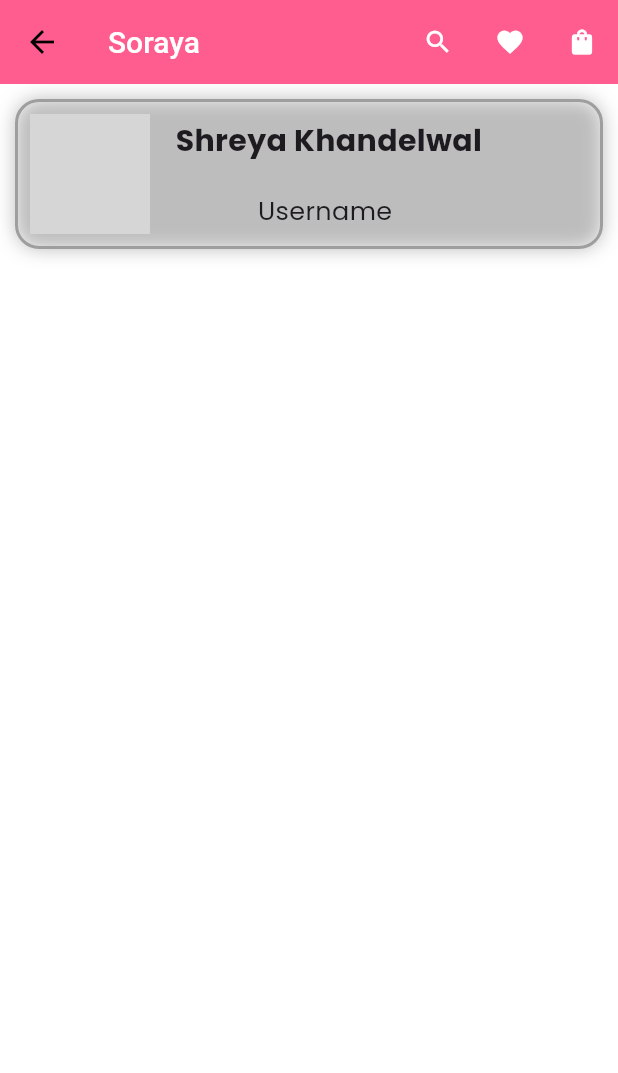
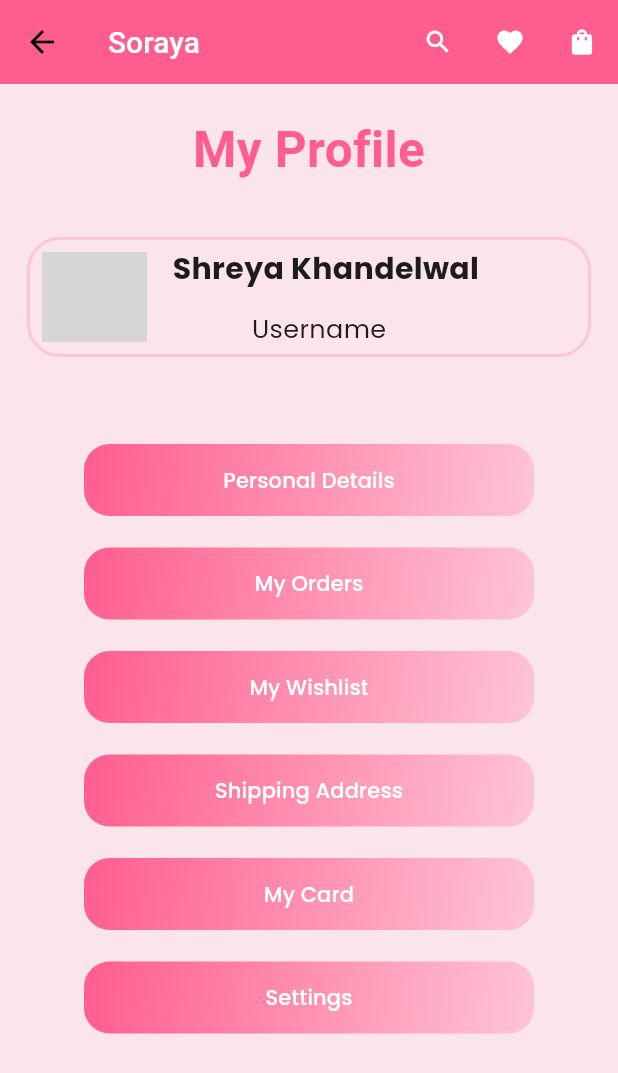
Before and after one commit to goyalaakarsh/Soraya, a Flutter app: the profile screen opened directly, on a phone screen of 412 x 824 dp. Shown: the top 1073 px of the screen. Run offline on Flutter 3.47's test engine with Material 3 defaults, Android fonts, the phone set to English and light mode, and no system bars; our stand-ins replace animated_text_kit, flutter_rating_bar, flutter_svg, google_fonts; network calls fail; Roboto replaces fonts that are missing (Kalnia); grey boxes are pictures that could not be loaded.

Commit message:
worked on buttons

```diff
--- a/lib/home.dart
+++ b/lib/home.dart
@@ -1,5 +1,7 @@
 import 'dart:ui';
-
+import 'profile/mywishlist.dart';
+import 'profile/mybag.dart';
+import 'profile/profile.dart';
 import 'package:google_fonts/google_fonts.dart';
 import 'package:flutter/material.dart';
 import 'package:flutter/widgets.dart';
@@ -26,14 +28,18 @@ class Home extends StatelessWidget {
         backgroundColor: primaryColor,
         actions: [
           IconButton(
-              onPressed: () {},
+              onPressed: () {
+                Navigator.push(context, MaterialPageRoute(builder: (context) => MyWishlist()),);
+              },
               icon: Icon(Icons.favorite, size: 20, color: Colors.white)),
           IconButton(
-              onPressed: () {},
+              onPressed: () {
+                Navigator.push(context, MaterialPageRoute(builder: (context) => MyBag()),);
+              },
               icon: Icon(Icons.shopping_bag, size: 20, color: Colors.white)),
           IconButton(
               onPressed: () {
-                // Navigator.push(context, MaterialPageRoute(builder: (context) => PersonalProfile()),);
+                Navigator.push(context, MaterialPageRoute(builder: (context) => profile()),);
               },
               icon:
                   Icon(Icons.account_circle_rounded, size: 20, color: Colors.white)),
--- a/lib/main.dart
+++ b/lib/main.dart
@@ -35,7 +35,7 @@ class MyApp extends StatelessWidget {
         scaffoldBackgroundColor: Colors.white,
         visualDensity: VisualDensity.adaptivePlatformDensity,
       ),
-      // home: const Welcome(),
+      home: const Welcome(),
       // home: const ProductListing(),
       // home: const ProductDetails(),
       // home: const MyBag(),
@@ -43,7 +43,7 @@ class MyApp extends StatelessWidget {
       // home: const MyOrders(),
       // home: const ProductListing(),
       // home: const Signup(),
-      home: const Login(),
+      // home: const Login(),
       // home: const Home(),
       // home: const profile(),
     );
--- a/lib/profile/mybag.dart
+++ b/lib/profile/mybag.dart
@@ -1,6 +1,7 @@
 import 'package:flutter/material.dart';
 import 'package:google_fonts/google_fonts.dart';
 import './../product/productdetails.dart';
+import 'mywishlist.dart';
 
 class MyBag extends StatelessWidget {
   const MyBag({Key? key}) : super(key: key);
@@ -74,7 +75,9 @@ class MyBag extends StatelessWidget {
           ),
           IconButton(
             icon: Icon(Icons.favorite, size: 20, color: Colors.white),
-            onPressed: () {},
+            onPressed: () {
+              Navigator.push(context, MaterialPageRoute(builder: (context) => MyWishlist()),);
+            },
           ),
           IconButton(
             icon: Icon(Icons.shopping_bag, size: 20, color: Colors.white),
--- a/lib/profile/mywishlist.dart
+++ b/lib/profile/mywishlist.dart
@@ -1,6 +1,7 @@
 import 'package:flutter/material.dart';
 import 'package:google_fonts/google_fonts.dart';
 import './../product/productdetails.dart';
+import 'mybag.dart';
 
 class MyWishlist extends StatelessWidget {
   const MyWishlist({Key? key}) : super(key: key);
@@ -44,7 +45,9 @@ class MyWishlist extends StatelessWidget {
           ),
           IconButton(
             icon: Icon(Icons.shopping_bag, size: 20, color: Colors.white),
-            onPressed: () {},
+            onPressed: () {
+              Navigator.push(context, MaterialPageRoute(builder: (context) => MyBag()),);
+            },
           ),
         ],
       ),
--- a/lib/profile/profile.dart
+++ b/lib/profile/profile.dart
@@ -35,7 +35,12 @@ class profile extends StatelessWidget{
           ),
         ],
       ),
-       body: profilePage(),
+       body: SizedBox.expand(
+  child: Container(
+    color: Colors.pink[50],
+    child: profilePage(), // Place the profilePage widget inside the Container
+  ),
+),
 
     );
   }
@@ -52,24 +57,32 @@ class profile extends StatelessWidget{
 
     @override
     Widget build(BuildContext context){
-      return Padding(
-        padding: const EdgeInsets.all(10.0),
-        child: Column(
+      final Color primaryColor = Theme.of(context).colorScheme.primary;
+    final Color secondaryColor = Theme.of(context).colorScheme.secondary;
+
+      return Column(
           children: [
+            SizedBox(height: 20,),
             Container(
+              child: Text('My Profile',style:  GoogleFonts.kalnia(
+            textStyle: TextStyle(
+              fontSize: 33,
+              fontWeight: FontWeight.w600,
+              color: primaryColor,
+            ),),
+            ),),
+            SizedBox(height: 35,),
+            Padding(
+              padding: const EdgeInsets.only(right: 18.0,left: 18.0),
+              child: Container(
+                height: 80,
                 decoration: BoxDecoration(
                   border: Border.all(
-                  color: Colors.grey,
+                    color: secondaryColor,
                     width: 2
                   ),
-                borderRadius: BorderRadius.circular(16),
-                boxShadow: [
-              BoxShadow(
-                color: Colors.black26,
-                blurRadius: 10.0,
+                  borderRadius: BorderRadius.circular(22.0),
 
-              ),
-            ],
                 ),
                 child: Row(
                   crossAxisAlignment: CrossAxisAlignment.center,
@@ -78,7 +91,7 @@ class profile extends StatelessWidget{
                      Padding(
                        padding: const EdgeInsets.all(8.0),
                        child: CircleAvatar(
-                      radius: 40,
+                        radius: 35,
                         backgroundImage: NetworkImage('https://as1.ftcdn.net/v2/jpg/01/16/24/44/1000_F_116244459_pywR1e0T3H7FPk3LTMjG6jsL3UchDpht.jpg',
                           ),
                         ),
@@ -87,12 +100,10 @@ class profile extends StatelessWidget{
                       crossAxisAlignment: CrossAxisAlignment.center,
                       mainAxisAlignment: MainAxisAlignment.center,
                       children: [
-                      Padding(
-                        padding: const EdgeInsets.only(right: 4.0),
-                        child: Container(
-                          margin: const EdgeInsets.only(bottom: 20),
+
+                          Container(
+                            margin: const EdgeInsets.only(bottom: 13),
                             child: Text('  Shreya Khandelwal',style: TextStyle(fontSize: 20,fontWeight: FontWeight.w700),)
-                        ),
                           ),
                         Container(
                           child: Text('Username',style: TextStyle(fontSize:17 ),),
@@ -101,9 +112,62 @@ class profile extends StatelessWidget{
                     )
                   ],
                 ),
-            )
+              ),
+            ),
+
+            SizedBox(height: 50,),
+            Expanded(
+              child: Container(
+                child: ListView.builder(
+                // scrollDirection: Axis.horizontal,
+                itemCount: Info.length,
+                itemBuilder: (context, index) {
+                  return Padding(
+                       padding: const EdgeInsets.all(8.0),
+                       child: Column(
+                        crossAxisAlignment: CrossAxisAlignment.center,
+                         children: [Container(
+              decoration: BoxDecoration(
+                gradient: LinearGradient(
+                  colors: [primaryColor, secondaryColor],
+                  begin: Alignment.topLeft,
+                  end: Alignment.bottomRight,
+                ),
+                borderRadius: BorderRadius.circular(17.0),
+              ),
+              child: ElevatedButton(
+                style: ElevatedButton.styleFrom(
+                  minimumSize: Size(300, 47),
+                  backgroundColor: Colors.transparent,
+                  shadowColor: Colors.transparent,
+                  shape: RoundedRectangleBorder(
+                    borderRadius: BorderRadius.circular(22.0),
+                  ),
+                ),
+                onPressed: () {
+                  // Navigator.push(
+                  //   context,
+                  //   MaterialPageRoute(builder: (context) => Home()),
+                  // );
+                },
+                child: Text(
+                  Info[index],
+                  style: TextStyle(color: Colors.white),
+                ),
+              ),
+            ),
+
+
+                             SizedBox(height: 5),
                          ],
                        ),
                      );
+                },
+                          ),
+              ),
+            ),
+          ],
+        );
+
     }
   }
```
Lines whose indentation alone changed are shown as unchanged.
